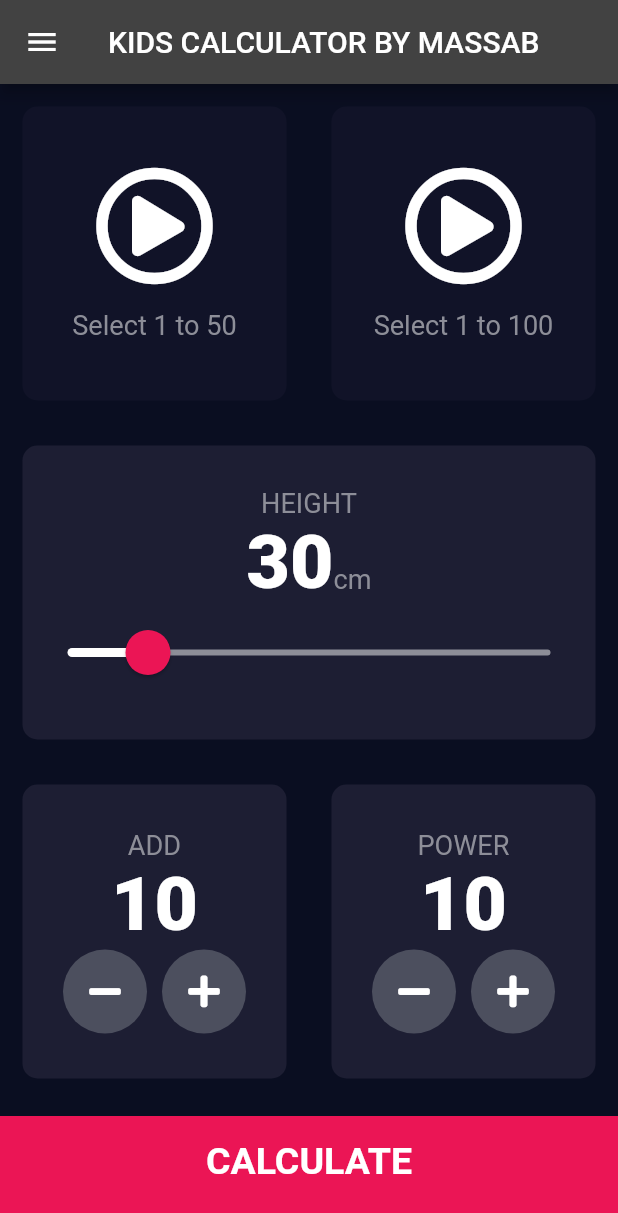
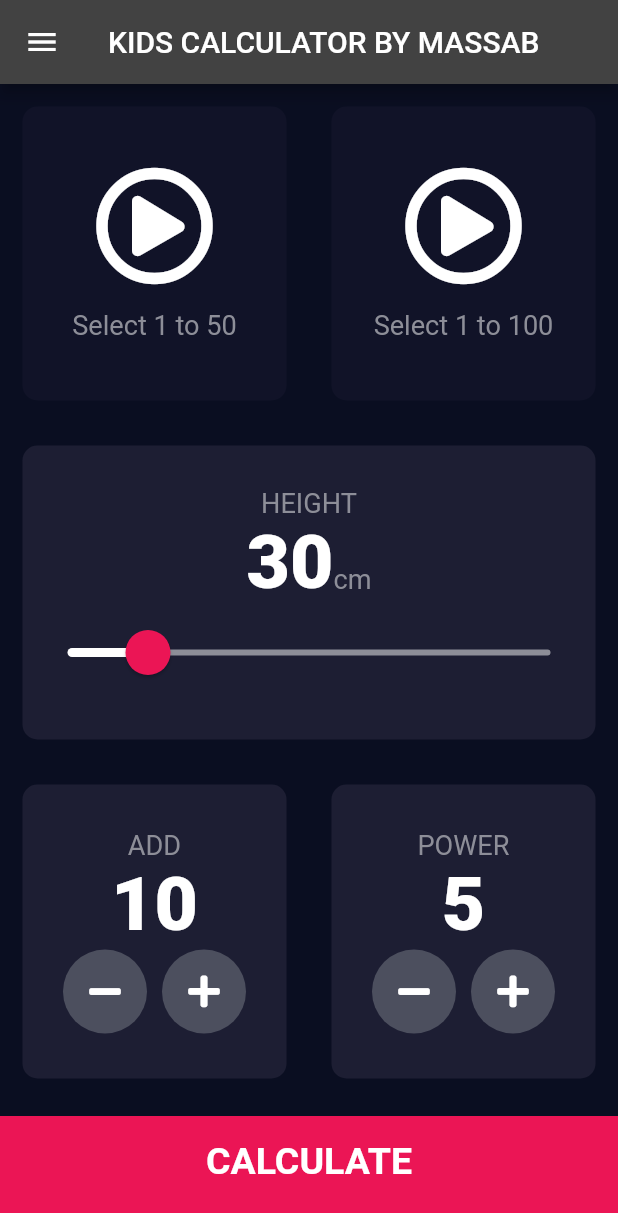
Before and after one commit to HaXer420/Flutter_FA19-BCS-112, a Flutter app: the screen it shows after launch, on a phone screen of 412 x 824 dp. Shown: the top 1213 px of the screen. Run offline on Flutter 3.47's test engine with Material 2 defaults, Android fonts, the phone set to English and light mode, and no system bars; our stand-ins replace font_awesome_flutter.

Commit message:
Complete task

```diff
--- a/kidsapp/lib/constantsFile.dart
+++ b/kidsapp/lib/constantsFile.dart
@@ -27,7 +27,7 @@ const kTitleTextStyle = TextStyle(
 
 const kResultTextStyle = TextStyle(
   color: Color(0xFF24D876),
-  fontSize: 22.0,
+  fontSize: 12.0,
   fontWeight: FontWeight.bold,
 );
 
--- a/kidsapp/lib/input_page.dart
+++ b/kidsapp/lib/input_page.dart
@@ -23,7 +23,7 @@ class _InputPageState extends State<InputPage> {
   Gender selectedGender;
   int height = 30;
   int weight = 10;
-  int age = 10;
+  int age = 5;
 
   int min1=20;
   int max1=80;
```
